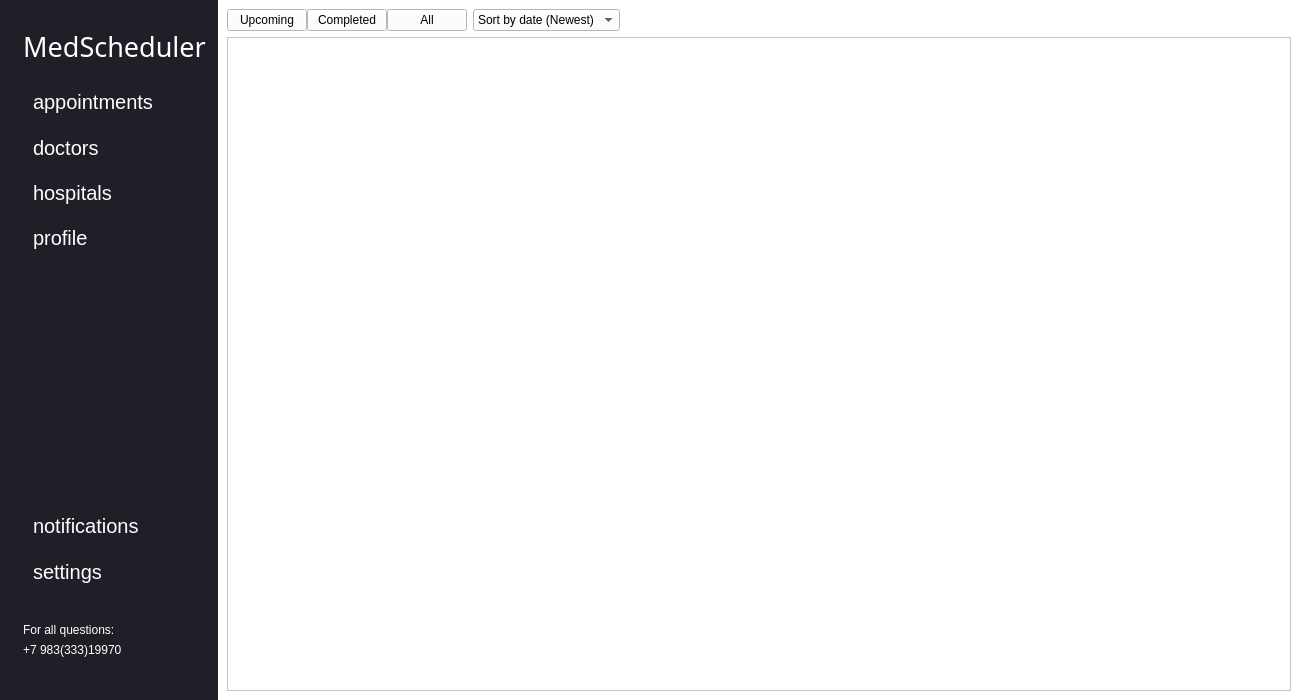
SanriaArgos/MedScheduler, file QtApp/forms/homepage.ui: the form before one commit.
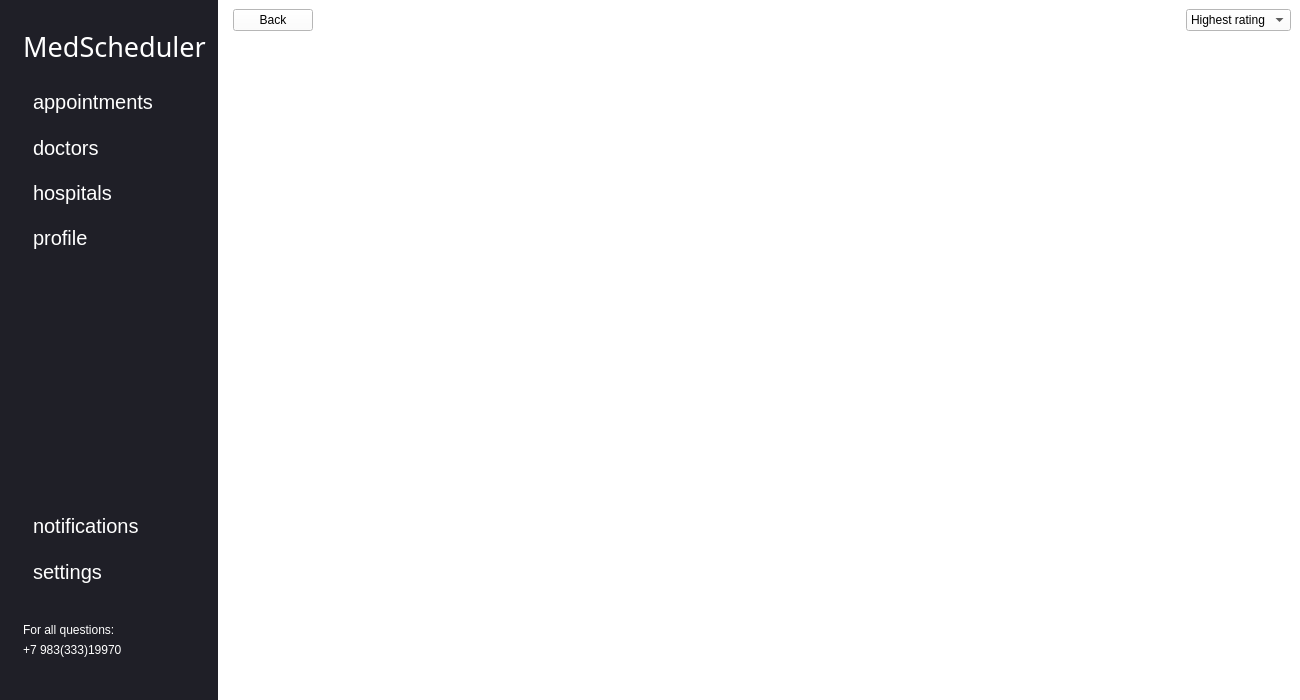
The form after the commit. Icons and pictures are not drawn.

Commit message: add:feedbacks show button

Patch:
```diff
--- a/QtApp/forms/homepage.ui
+++ b/QtApp/forms/homepage.ui
@@ -334,7 +334,7 @@
        <string notr="true"/>
       </property>
       <property name="currentIndex">
-       <number>0</number>
+       <number>1</number>
       </property>
       <widget class="QWidget" name="appointments_page">
        <property name="styleSheet">
@@ -433,6 +433,122 @@
         </item>
        </layout>
       </widget>
+      <widget class="QWidget" name="feedbacks_page">
+       <layout class="QFormLayout" name="formLayout_3">
+        <item row="2" column="0" colspan="2">
+         <widget class="QScrollArea" name="feedbacks_scroll">
+          <property name="sizePolicy">
+           <sizepolicy hsizetype="Expanding" vsizetype="Expanding">
+            <horstretch>0</horstretch>
+            <verstretch>1</verstretch>
+           </sizepolicy>
+          </property>
+          <property name="frameShape">
+           <enum>QFrame::Shape::NoFrame</enum>
+          </property>
+          <property name="widgetResizable">
+           <bool>true</bool>
+          </property>
+          <widget class="QWidget" name="feedbacks_scroll_widget">
+           <property name="geometry">
+            <rect>
+             <x>0</x>
+             <y>0</y>
+             <width>1045</width>
+             <height>635</height>
+            </rect>
+           </property>
+          </widget>
+         </widget>
+        </item>
+        <item row="0" column="1">
+         <widget class="QWidget" name="widget" native="true">
+          <property name="sizePolicy">
+           <sizepolicy hsizetype="Preferred" vsizetype="Preferred">
+            <horstretch>0</horstretch>
+            <verstretch>0</verstretch>
+           </sizepolicy>
+          </property>
+          <layout class="QHBoxLayout" name="horizontalLayout_4">
+           <property name="spacing">
+            <number>0</number>
+           </property>
+           <property name="leftMargin">
+            <number>0</number>
+           </property>
+           <property name="topMargin">
+            <number>0</number>
+           </property>
+           <property name="rightMargin">
+            <number>0</number>
+           </property>
+           <property name="bottomMargin">
+            <number>0</number>
+           </property>
+           <item>
+            <widget class="QPushButton" name="back_to_doctors">
+             <property name="sizePolicy">
+              <sizepolicy hsizetype="Fixed" vsizetype="Fixed">
+               <horstretch>0</horstretch>
+               <verstretch>0</verstretch>
+              </sizepolicy>
+             </property>
+             <property name="text">
+              <string>Back</string>
+             </property>
+            </widget>
+           </item>
+           <item>
+            <spacer name="horizontalSpacer">
+             <property name="orientation">
+              <enum>Qt::Orientation::Horizontal</enum>
+             </property>
+             <property name="sizeType">
+              <enum>QSizePolicy::Policy::Expanding</enum>
+             </property>
+             <property name="sizeHint" stdset="0">
+              <size>
+               <width>40</width>
+               <height>20</height>
+              </size>
+             </property>
+            </spacer>
+           </item>
+           <item>
+            <widget class="QComboBox" name="feedbacks_sort">
+             <property name="sizePolicy">
+              <sizepolicy hsizetype="Fixed" vsizetype="Fixed">
+               <horstretch>0</horstretch>
+               <verstretch>0</verstretch>
+              </sizepolicy>
+             </property>
+             <item>
+              <property name="text">
+               <string>Highest rating</string>
+              </property>
+             </item>
+             <item>
+              <property name="text">
+               <string>Lowest rating</string>
+              </property>
+             </item>
+             <item>
+              <property name="text">
+               <string>Newest</string>
+              </property>
+             </item>
+             <item>
+              <property name="text">
+               <string>Oldest</string>
+              </property>
+             </item>
+            </widget>
+           </item>
+          </layout>
+         </widget>
+        </item>
+       </layout>
+      </widget>
       <widget class="QWidget" name="doctors_page">
        <property name="styleSheet">
         <string notr="true">background-color: rgb(255, 255, 255);</string>
```
Left out of the diff: 6 changed lines with no effect on the pictures. The commit also changes 2 other files.
